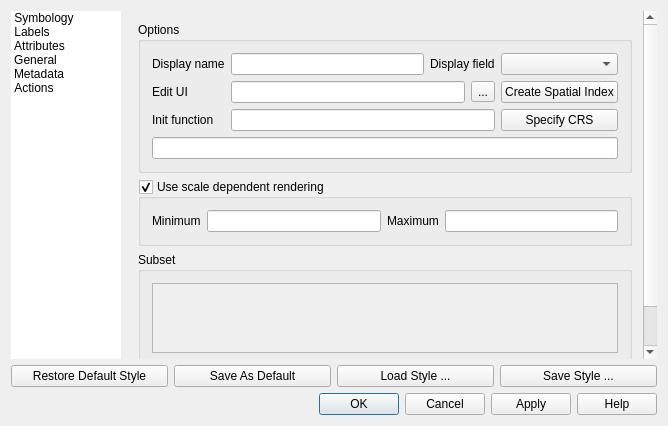
sourcepole/qgis, file qgis/src/ui/qgsvectorlayerpropertiesbase.ui: the form before one commit.
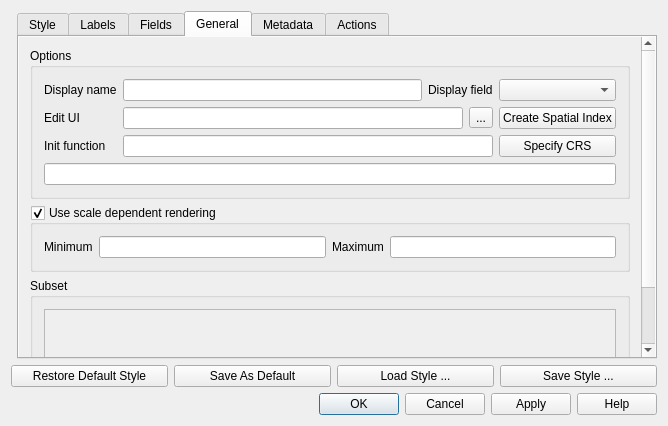
The form after the commit. The open tabs and pages were chosen to show the change. Icons and pictures are not drawn.

Commit message: Cleanups for vector layer properties

Patch:
```diff
--- a/qgis/src/ui/qgsvectorlayerpropertiesbase.ui
+++ b/qgis/src/ui/qgsvectorlayerpropertiesbase.ui
@@ -21,168 +21,67 @@
    <bool>true</bool>
   </property>
   <layout class="QGridLayout" name="gridLayout">
-   <item row="0" column="0">
-    <widget class="QListWidget" name="listWidget">
-     <property name="minimumSize">
-      <size>
-       <width>110</width>
-       <height>0</height>
-      </size>
-     </property>
-     <property name="maximumSize">
-      <size>
-       <width>110</width>
-       <height>16777215</height>
-      </size>
-     </property>
-     <property name="frameShape">
-      <enum>QFrame::NoFrame</enum>
-     </property>
-     <property name="frameShadow">
-      <enum>QFrame::Plain</enum>
-     </property>
-     <property name="horizontalScrollBarPolicy">
-      <enum>Qt::ScrollBarAlwaysOff</enum>
-     </property>
-     <property name="editTriggers">
-      <set>QAbstractItemView::NoEditTriggers</set>
-     </property>
-     <property name="showDropIndicator" stdset="0">
-      <bool>false</bool>
-     </property>
-     <property name="iconSize">
-      <size>
-       <width>64</width>
-       <height>64</height>
-      </size>
-     </property>
-     <property name="textElideMode">
-      <enum>Qt::ElideNone</enum>
-     </property>
-     <property name="flow">
-      <enum>QListView::TopToBottom</enum>
-     </property>
-     <property name="isWrapping" stdset="0">
-      <bool>false</bool>
-     </property>
-     <property name="resizeMode">
-      <enum>QListView::Adjust</enum>
-     </property>
-     <property name="spacing">
-      <number>9</number>
-     </property>
-     <property name="viewMode">
-      <enum>QListView::IconMode</enum>
-     </property>
-     <property name="wordWrap">
-      <bool>true</bool>
-     </property>
+   <item row="1" column="0" colspan="2">
+    <layout class="QHBoxLayout" name="horizontalLayout">
      <item>
-      <property name="text">
-       <string>Symbology</string>
-      </property>
-      <property name="textAlignment">
-       <set>AlignHCenter|AlignVCenter|AlignCenter</set>
-      </property>
-      <property name="icon">
-       <iconset resource="../../images/images.qrc">
-        <normaloff>:/images/themes/default/propertyicons/symbology.png</normaloff>:/images/themes/default/propertyicons/symbology.png</iconset>
-      </property>
-      <property name="flags">
-       <set>ItemIsSelectable|ItemIsUserCheckable|ItemIsEnabled</set>
-      </property>
+      <widget class="QPushButton" name="pbnLoadDefaultStyle">
+       <property name="text">
+        <string>Restore Default Style</string>
+       </property>
+      </widget>
      </item>
      <item>
-      <property name="text">
-       <string>Labels</string>
-      </property>
-      <property name="textAlignment">
-       <set>AlignHCenter|AlignVCenter|AlignCenter</set>
-      </property>
-      <property name="icon">
-       <iconset resource="../../images/images.qrc">
-        <normaloff>:/images/themes/default/propertyicons/labels.png</normaloff>:/images/themes/default/propertyicons/labels.png</iconset>
-      </property>
-      <property name="flags">
-       <set>ItemIsSelectable|ItemIsUserCheckable|ItemIsEnabled</set>
-      </property>
+      <widget class="QPushButton" name="pbnSaveDefaultStyle">
+       <property name="text">
+        <string>Save As Default</string>
+       </property>
+      </widget>
      </item>
      <item>
-      <property name="text">
-       <string>Attributes</string>
-      </property>
-      <property name="textAlignment">
-       <set>AlignHCenter|AlignVCenter|AlignCenter</set>
-      </property>
-      <property name="icon">
-       <iconset resource="../../images/images.qrc">
-        <normaloff>:/images/themes/default/propertyicons/attributes.png</normaloff>:/images/themes/default/propertyicons/attributes.png</iconset>
-      </property>
-      <property name="flags">
-       <set>ItemIsSelectable|ItemIsUserCheckable|ItemIsEnabled</set>
-      </property>
+      <widget class="QPushButton" name="pbnLoadStyle">
+       <property name="text">
+        <string>Load Style ...</string>
+       </property>
+      </widget>
      </item>
      <item>
-      <property name="text">
-       <string>General</string>
-      </property>
-      <property name="textAlignment">
-       <set>AlignHCenter|AlignVCenter|AlignCenter</set>
-      </property>
-      <property name="icon">
-       <iconset resource="../../images/images.qrc">
-        <normaloff>:/images/themes/default/propertyicons/general.png</normaloff>:/images/themes/default/propertyicons/general.png</iconset>
-      </property>
-      <property name="flags">
-       <set>ItemIsSelectable|ItemIsUserCheckable|ItemIsEnabled</set>
-      </property>
+      <widget class="QPushButton" name="pbnSaveStyleAs">
+       <property name="text">
+        <string>Save Style ...</string>
+       </property>
+      </widget>
      </item>
-     <item>
-      <property name="text">
-       <string>Metadata</string>
-      </property>
-      <property name="textAlignment">
-       <set>AlignHCenter|AlignVCenter|AlignCenter</set>
-      </property>
-      <property name="icon">
-       <iconset resource="../../images/images.qrc">
-        <normaloff>:/images/themes/default/propertyicons/metadata.png</normaloff>:/images/themes/default/propertyicons/metadata.png</iconset>
-      </property>
-      <property name="flags">
-       <set>ItemIsSelectable|ItemIsUserCheckable|ItemIsEnabled</set>
-      </property>
-     </item>
-     <item>
-      <property name="text">
-       <string>Actions</string>
-      </property>
-      <property name="textAlignment">
-       <set>AlignHCenter|AlignVCenter|AlignCenter</set>
-      </property>
-      <property name="icon">
-       <iconset resource="../../images/images.qrc">
-        <normaloff>:/images/themes/default/propertyicons/action.png</normaloff>:/images/themes/default/propertyicons/action.png</iconset>
-      </property>
-      <property name="flags">
-       <set>ItemIsSelectable|ItemIsUserCheckable|ItemIsEnabled</set>
-      </property>
-     </item>
-     <item>
-      <property name="text">
-       <string notr="true"/>
-      </property>
-      <property name="flags">
-       <set>NoItemFlags</set>
-      </property>
-     </item>
+    </layout>
+   </item>
+   <item row="2" column="0" colspan="2">
+    <widget class="QDialogButtonBox" name="buttonBox">
+     <property name="orientation">
+      <enum>Qt::Horizontal</enum>
+     </property>
+     <property name="standardButtons">
+      <set>QDialogButtonBox::Apply|QDialogButtonBox::Cancel|QDialogButtonBox::Help|QDialogButtonBox::Ok</set>
+     </property>
     </widget>
    </item>
    <item row="0" column="1">
-    <widget class="QStackedWidget" name="stackedWidget">
+    <widget class="QTabWidget" name="tabWidget">
      <property name="currentIndex">
-      <number>3</number>
+      <number>0</number>
      </property>
-     <widget class="QWidget" name="page_3">
+     <property name="iconSize">
+      <size>
+       <width>32</width>
+       <height>32</height>
+      </size>
+     </property>
+     <widget class="QWidget" name="tabWidgetPage1" native="true">
+      <attribute name="icon">
+       <iconset resource="../../images/images.qrc">
+        <normaloff>:/images/themes/default/propertyicons/symbology.png</normaloff>:/images/themes/default/propertyicons/symbology.png</iconset>
+      </attribute>
+      <attribute name="title">
+       <string>Style</string>
+      </attribute>
       <layout class="QGridLayout" name="gridLayout_4">
        <item row="0" column="0">
         <widget class="QLabel" name="legendtypelabel">
@@ -201,9 +100,6 @@
          <property name="text">
           <string>Legend type</string>
          </property>
-         <property name="buddy">
-          <cstring>legendtypecombobox</cstring>
-         </property>
         </widget>
        </item>
        <item row="0" column="1">
@@ -239,9 +135,6 @@
          <property name="text">
           <string>Transparency</string>
          </property>
-         <property name="buddy">
-          <cstring>sliderTransparency</cstring>
-         </property>
         </widget>
        </item>
        <item row="0" column="3">
@@ -293,7 +186,14 @@
        </item>
       </layout>
      </widget>
-     <widget class="QWidget" name="page_4">
+     <widget class="QWidget" name="tabWidgetPage2" native="true">
+      <attribute name="icon">
+       <iconset resource="../../images/images.qrc">
+        <normaloff>:/images/themes/default/propertyicons/labels.png</normaloff>:/images/themes/default/propertyicons/labels.png</iconset>
+      </attribute>
+      <attribute name="title">
+       <string>Labels</string>
+      </attribute>
       <layout class="QGridLayout" name="gridLayout_5">
        <item row="0" column="0">
         <widget class="QCheckBox" name="labelCheckBox">
@@ -329,7 +229,14 @@
        </item>
       </layout>
      </widget>
-     <widget class="QWidget" name="page_5">
+     <widget class="QWidget" name="tabWidgetPage3" native="true">
+      <attribute name="icon">
+       <iconset resource="../../images/images.qrc">
+        <normaloff>:/images/themes/default/propertyicons/attributes.png</normaloff>:/images/themes/default/propertyicons/attributes.png</iconset>
+      </attribute>
+      <attribute name="title">
+       <string>Fields</string>
+      </attribute>
       <layout class="QGridLayout" name="gridLayout_6">
        <item row="0" column="0">
         <widget class="QToolButton" name="mAddAttributeButton">
@@ -437,7 +344,14 @@
        </item>
       </layout>
      </widget>
-     <widget class="QWidget" name="page_6">
+     <widget class="QWidget" name="tabWidgetPage4" native="true">
+      <attribute name="icon">
+       <iconset resource="../../images/images.qrc">
+        <normaloff>:/images/themes/default/propertyicons/general.png</normaloff>:/images/themes/default/propertyicons/general.png</iconset>
+      </attribute>
+      <attribute name="title">
+       <string>General</string>
+      </attribute>
       <layout class="QGridLayout" name="gridLayout_7">
        <property name="margin">
         <number>0</number>
@@ -458,8 +372,8 @@
            <rect>
             <x>0</x>
             <y>0</y>
-            <width>514</width>
-            <height>378</height>
+            <width>624</width>
+            <height>412</height>
            </rect>
           </property>
           <layout class="QGridLayout" name="gridLayout_3">
@@ -474,9 +388,6 @@
                 <property name="text">
                  <string>Display name</string>
                 </property>
-                <property name="buddy">
-                 <cstring>txtDisplayName</cstring>
-                </property>
                </widget>
               </item>
               <item row="0" column="1">
@@ -493,9 +404,6 @@
                 <property name="text">
                  <string>Display field</string>
                 </property>
-                <property name="buddy">
-                 <cstring>displayFieldComboBox</cstring>
-                </property>
                </widget>
               </item>
               <item row="0" column="3">
@@ -655,7 +563,14 @@
        </item>
       </layout>
      </widget>
-     <widget class="QWidget" name="page_7">
+     <widget class="QWidget" name="tabWidgetPage5" native="true">
+      <attribute name="icon">
+       <iconset resource="../../images/images.qrc">
+        <normaloff>:/images/themes/default/propertyicons/metadata.png</normaloff>:/images/themes/default/propertyicons/metadata.png</iconset>
+      </attribute>
+      <attribute name="title">
+       <string>Metadata</string>
+      </attribute>
       <layout class="QGridLayout" name="gridLayout_8">
        <item row="0" column="0">
         <widget class="QTextEdit" name="teMetadata">
@@ -669,7 +584,14 @@
        </item>
       </layout>
      </widget>
-     <widget class="QWidget" name="page_8">
+     <widget class="QWidget" name="tabWidgetPage6" native="true">
+      <attribute name="icon">
+       <iconset resource="../../images/images.qrc">
+        <normaloff>:/images/themes/default/propertyicons/action.png</normaloff>:/images/themes/default/propertyicons/action.png</iconset>
+      </attribute>
+      <attribute name="title">
+       <string>Actions</string>
+      </attribute>
       <layout class="QGridLayout" name="gridLayout_9">
        <item row="0" column="0">
         <widget class="QFrame" name="actionOptionsFrame">
@@ -691,48 +613,6 @@
      </widget>
     </widget>
    </item>
-   <item row="1" column="0" colspan="2">
-    <layout class="QHBoxLayout" name="horizontalLayout">
-     <item>
-      <widget class="QPushButton" name="pbnLoadDefaultStyle">
-       <property name="text">
-        <string>Restore Default Style</string>
-       </property>
-      </widget>
-     </item>
-     <item>
-      <widget class="QPushButton" name="pbnSaveDefaultStyle">
-       <property name="text">
-        <string>Save As Default</string>
-       </property>
-      </widget>
-     </item>
-     <item>
-      <widget class="QPushButton" name="pbnLoadStyle">
-       <property name="text">
-        <string>Load Style ...</string>
-       </property>
-      </widget>
-     </item>
-     <item>
-      <widget class="QPushButton" name="pbnSaveStyleAs">
-       <property name="text">
-        <string>Save Style ...</string>
-       </property>
-      </widget>
-     </item>
-    </layout>
-   </item>
-   <item row="2" column="0" colspan="2">
-    <widget class="QDialogButtonBox" name="buttonBox">
-     <property name="orientation">
-      <enum>Qt::Horizontal</enum>
-     </property>
-     <property name="standardButtons">
-      <set>QDialogButtonBox::Apply|QDialogButtonBox::Cancel|QDialogButtonBox::Help|QDialogButtonBox::Ok</set>
-     </property>
-    </widget>
-   </item>
   </layout>
  </widget>
  <layoutdefault spacing="6" margin="11"/>
```
Left out of the diff: 35 changed lines with no effect on the pictures. The commit also changes 2 other files.
